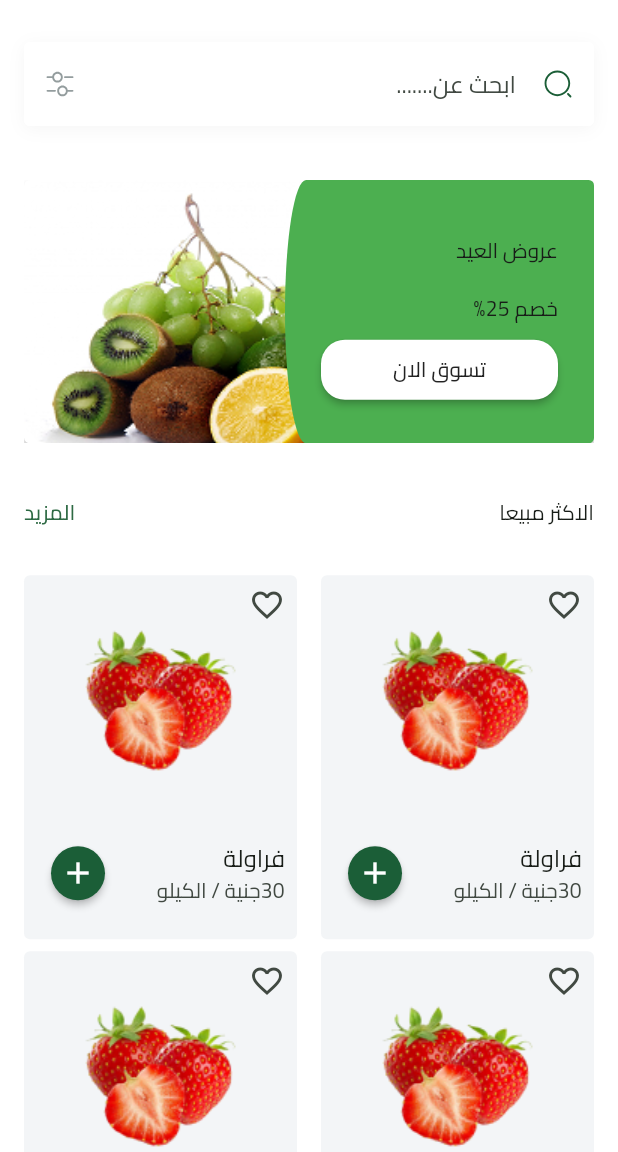
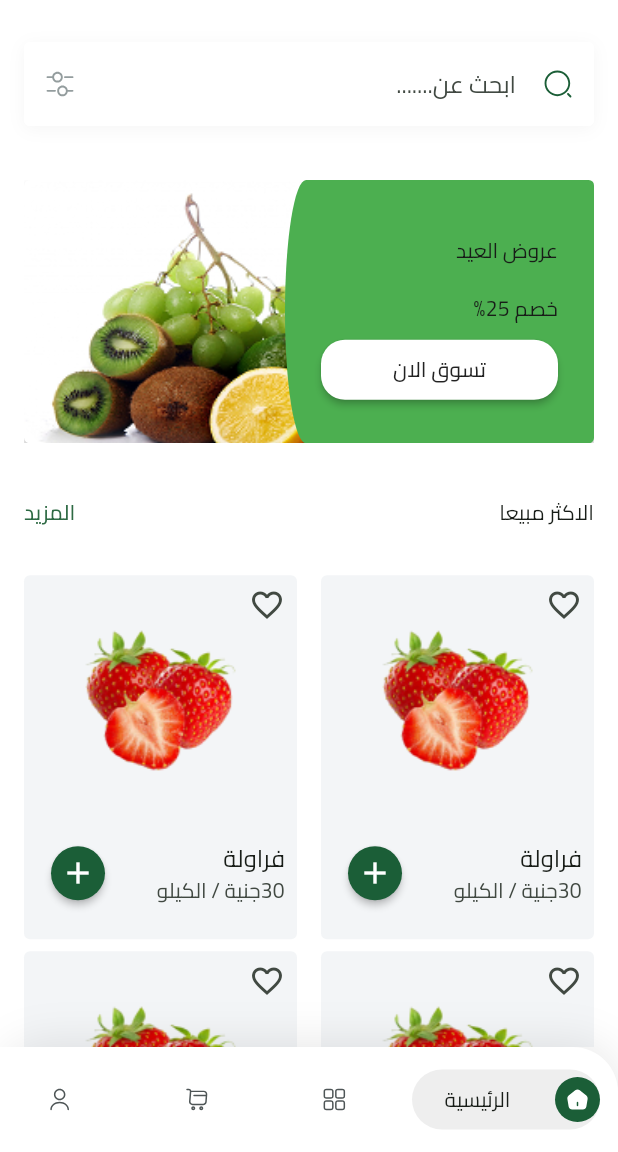
Before and after one commit to Mahmoud-Adel-Ali/Fruit_Hub_E_Commerce_App, a Flutter app: the HomeView screen opened by its route, on a phone screen of 412 x 824 dp, the part 84-1236 px from its top. Run offline on Flutter 3.47's test engine with Material 3 defaults, Android fonts, the phone set to English and light mode, and no system bars; drawn by our look-alikes of carousel_slider; our stand-ins replace bloc, cloud_firestore, dartz, dots_indicator, firebase_auth, firebase_core and 8 more; missing offline and left inert: flutter_facebook_auth; accounts and stored records are empty.

Commit message:
Custom Bottom Navigation Bar part one

```diff
--- /dev/null
+++ b/lib/features/home/domain/entities/bottom_nav_bar_entity.dart
@@ -0,0 +1,39 @@
+import '../../../../core/utils/app_images.dart';
+
+class BottomNavBarEntity {
+  final String name;
+  final String activeIcon, inactiveIcon;
+
+  BottomNavBarEntity({
+    required this.name,
+    required this.activeIcon,
+    required this.inactiveIcon,
+  });
+}
+
+List<BottomNavBarEntity> bottomNavBarItems = [
+  // home
+  BottomNavBarEntity(
+    name: 'الرئيسية',
+    activeIcon: Assets.imagesActiveHomeIcon,
+    inactiveIcon: Assets.imagesInActiveHomeIcon,
+  ),
+  // products
+  BottomNavBarEntity(
+    name: 'المنتجات',
+    activeIcon: Assets.imagesActiveProductsIcon,
+    inactiveIcon: Assets.imagesInActiveProductsIcon,
+  ),
+  // cart
+  BottomNavBarEntity(
+    name: 'السلة',
+    activeIcon: Assets.imagesActiveCartIcon,
+    inactiveIcon: Assets.imagesInActiveCartIcon,
+  ),
+  // profile
+  BottomNavBarEntity(
+    name: 'حسابي',
+    activeIcon: Assets.imagesActiveProfileIcon,
+    inactiveIcon: Assets.imagesInActiveProfileIcon,
+  ),
+];
--- a/lib/features/home/presentation/views/home_view.dart
+++ b/lib/features/home/presentation/views/home_view.dart
@@ -1,5 +1,6 @@
 import 'package:flutter/material.dart';
 
+import 'widgets/custom_bottom_navigation_bar.dart';
 import 'widgets/home_view_app_bar.dart';
 import 'widgets/home_view_body.dart';
 
@@ -13,6 +14,8 @@ class HomeView extends StatelessWidget {
       appBar: homeViewAppBar(),
       // Home View Body
       body: const HomeViewBody(),
+      // custom bottom navigation bar
+      bottomNavigationBar: const CustomBottomNavigationBar(),
     );
   }
 }
--- /dev/null
+++ b/lib/features/home/presentation/views/widgets/custom_bottom_navigation_bar.dart
@@ -0,0 +1,135 @@
+import 'package:flutter/material.dart';
+import 'package:flutter_svg/svg.dart';
+
+import '../../../../../core/utils/app_colors.dart';
+import '../../../../../core/utils/app_text_styles.dart';
+import '../../../domain/entities/bottom_nav_bar_entity.dart';
+
+class CustomBottomNavigationBar extends StatefulWidget {
+  const CustomBottomNavigationBar({super.key});
+
+  @override
+  State<CustomBottomNavigationBar> createState() =>
+      _CustomBottomNavigationBarState();
+}
+
+class _CustomBottomNavigationBarState extends State<CustomBottomNavigationBar> {
+  int selectedIndex = 0;
+
+  @override
+  Widget build(BuildContext context) {
+    return Container(
+      height: 70,
+      decoration: ShapeDecoration(
+        color: Colors.white,
+        shape: RoundedRectangleBorder(
+          borderRadius: BorderRadius.only(
+            topLeft: Radius.circular(30),
+            topRight: Radius.circular(30),
+          ),
+        ),
+        shadows: [
+          BoxShadow(
+            color: Color(0x19000000),
+            blurRadius: 25,
+            offset: Offset(0, -2),
+            spreadRadius: 0,
+          ),
+        ],
+      ),
+      child: Row(
+        children: bottomNavBarItems.asMap().entries.map((entry) {
+          int index = entry.key;
+          BottomNavBarEntity bottomNavBarEntity = entry.value;
+          return Expanded(
+            flex: index == selectedIndex ? 3 : 2,
+            child: BottomNavBarItem(
+              bottomNavBarEntity: bottomNavBarEntity,
+              isSelected: selectedIndex == index,
+              onTap: () {
+                selectedIndex = index;
+                setState(() {});
+              },
+            ),
+          );
+        }).toList(),
+      ),
+    );
+  }
+}
+
+class BottomNavBarItem extends StatelessWidget {
+  const BottomNavBarItem({
+    super.key,
+    required this.bottomNavBarEntity,
+    required this.isSelected,
+    this.onTap,
+  });
+  final BottomNavBarEntity bottomNavBarEntity;
+  final bool isSelected;
+  final VoidCallback? onTap;
+  @override
+  Widget build(BuildContext context) {
+    return Padding(
+      padding: const EdgeInsets.only(right: 12),
+      child: GestureDetector(
+        onTap: onTap,
+        child: isSelected
+            ? ActiveBottomNavBarItem(
+                image: bottomNavBarEntity.activeIcon,
+                name: bottomNavBarEntity.name,
+              )
+            : InActiveBottomNavBarItem(image: bottomNavBarEntity.inactiveIcon),
+      ),
+    );
+  }
+}
+
+class ActiveBottomNavBarItem extends StatelessWidget {
+  const ActiveBottomNavBarItem({
+    super.key,
+    required this.image,
+    required this.name,
+  });
+  final String image;
+  final String name;
+  @override
+  Widget build(BuildContext context) {
+    return Container(
+      height: 40,
+      decoration: ShapeDecoration(
+        color: const Color(0xFFEEEEEE),
+        shape: RoundedRectangleBorder(borderRadius: BorderRadius.circular(30)),
+      ),
+      child: Row(
+        spacing: 8,
+        children: [
+          Container(
+            width: 30,
+            height: 30,
+            decoration: ShapeDecoration(
+              color: AppColors.primaryColor,
+              shape: OvalBorder(),
+            ),
+            child: Center(child: SvgPicture.asset(image)),
+          ),
+          Expanded(
+            child: Center(child: Text(name, style: AppTextStyles.semiBold13)),
+          ),
+        ],
+      ),
+    );
+  }
+}
+
+class InActiveBottomNavBarItem extends StatelessWidget {
+  const InActiveBottomNavBarItem({super.key, required this.image});
+  final String image;
+  @override
+  Widget build(BuildContext context) {
+    return Container(
+      color: AppColors.white,
+      child: Center(child: SvgPicture.asset(image)),
+    );
+  }
+}
```
